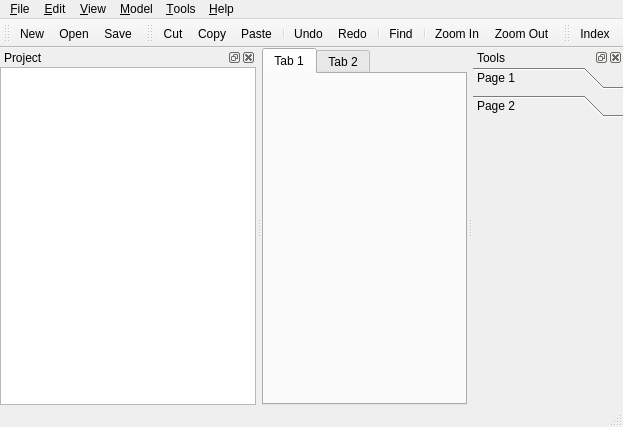
The window that jalapaquery/src/jalapaquery/mainwindow.ui (leonhad/jalapaquery) describes before a commit, drawn with Qt 5.
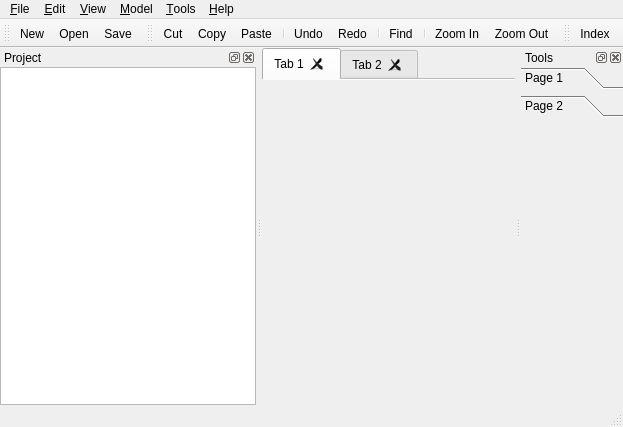
The same window after the commit. The open tabs and pages were chosen to show the change. Icons and pictures are not drawn.

Commit message: Fixed the tabbed document

Patch:
```diff
--- a/jalapaquery/src/jalapaquery/mainwindow.ui
+++ b/jalapaquery/src/jalapaquery/mainwindow.ui
@@ -20,6 +20,21 @@
     </property>
     <item>
      <widget class="QTabWidget" name="tabWidget">
+      <property name="elideMode">
+       <enum>Qt::ElideNone</enum>
+      </property>
+      <property name="usesScrollButtons">
+       <bool>false</bool>
+      </property>
+      <property name="documentMode">
+       <bool>true</bool>
+      </property>
+      <property name="tabsClosable">
+       <bool>true</bool>
+      </property>
+      <property name="movable">
+       <bool>true</bool>
+      </property>
       <widget class="QWidget" name="tab">
        <attribute name="title">
         <string>Tab 1</string>
@@ -207,8 +222,8 @@
    </property>
    <property name="minimumSize">
     <size>
-     <width>150</width>
-     <height>194</height>
+     <width>102</width>
+     <height>170</height>
     </size>
    </property>
    <property name="features">
@@ -257,8 +272,8 @@
          <rect>
           <x>0</x>
           <y>0</y>
-          <width>98</width>
-          <height>28</height>
+          <width>150</width>
+          <height>262</height>
          </rect>
         </property>
         <attribute name="label">
```
Left out of the diff: 10 changed lines with no effect on the pictures.
